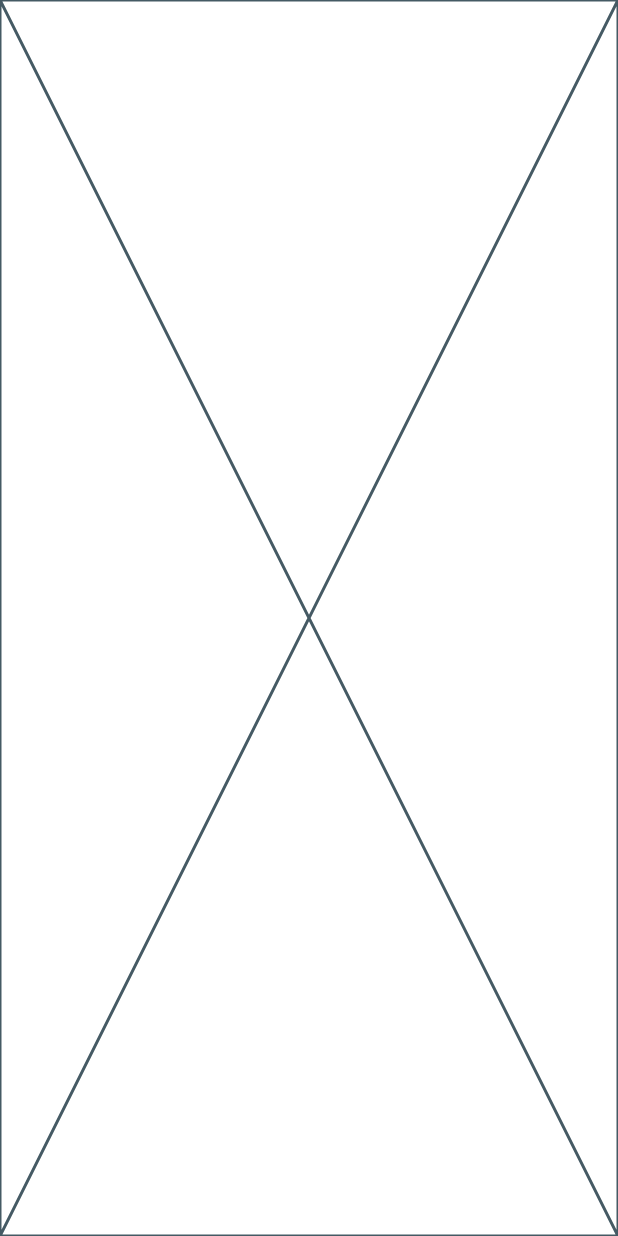
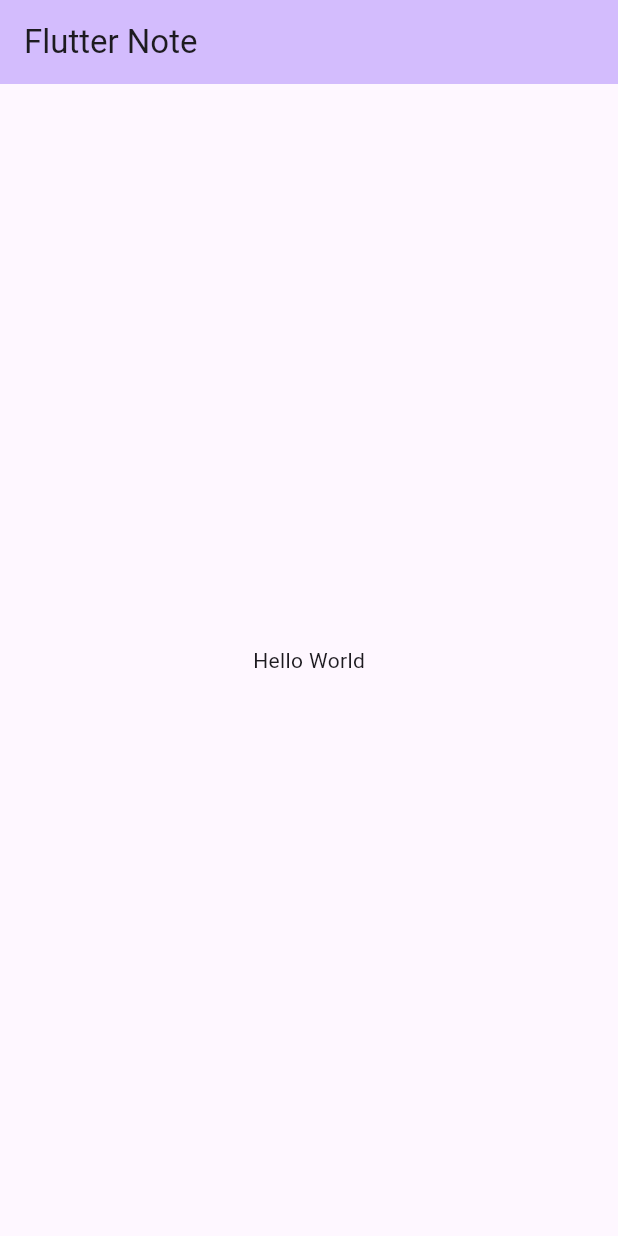
Before and after one commit to shinnkura/flutter_note, a Flutter app: the screen it shows after launch, on a phone screen of 412 x 824 dp. Run offline on Flutter 3.47's test engine with Material 2 defaults, Android fonts, the phone set to English and light mode, and no system bars.

Commit message:
ホーム画面と、レスポンシブのルートを作成

```diff
--- a/lib/main.dart
+++ b/lib/main.dart
@@ -1,10 +1,25 @@
 import 'package:flutter/material.dart';
-
-//　新規アプリを起動した際のデフォルトのコード
-// コメントアウトしないで、書いて
+import 'package:flutter_note/responsive/responsive.dart';
 
 void main() {
-  runApp(const MyApp());
+  runApp(const MyHome());
+}
+
+class MyHome extends StatelessWidget {
+  const MyHome({super.key});
+
+  @override
+  Widget build(BuildContext context) {
+    return MaterialApp(
+      title: 'Flutter Note',
+      initialRoute: '/',
+      routes: {
+        '/': (context) => MyApp(),
+        'responsive': (context) => Responsive(),
+        // '/second': (context) =>  SecondPage(),
+      },
+    );
+  }
 }
 
 class MyApp extends StatelessWidget {
@@ -12,6 +27,39 @@ class MyApp extends StatelessWidget {
 
   @override
   Widget build(BuildContext context) {
-    return const Placeholder();
+    return MaterialApp(
+      title: 'Flutter Note',
+      theme: ThemeData(
+        colorScheme: ColorScheme.fromSeed(seedColor: Colors.deepPurple),
+        useMaterial3: true,
+      ),
+      home: MyHomePage(),
+    );
   }
 }
+
+class MyHomePage extends StatelessWidget {
+  const MyHomePage({
+    super.key,
+  });
+
+  @override
+  Widget build(BuildContext context) {
+    return Scaffold(
+      appBar: AppBar(
+        backgroundColor: Theme.of(context).colorScheme.inversePrimary,
+        title: Text('Flutter Note'),
+      ),
+      body: Center(
+        child: Column(
+          mainAxisAlignment: MainAxisAlignment.center,
+          children: const <Widget>[
+            Text(
+              'Hello World',
+            ),
+          ],
+        ),
+      ),
+    );
+  }
+}
--- a/lib/responsive/main.dart
+++ b/lib/responsive/responsive.dart
@@ -1,14 +1,12 @@
-// ignore_for_file: prefer_const_constructors
-
 import 'package:flutter/material.dart';
 import 'homepage.dart';
 
 void main() {
-  runApp(const MyApp());
+  runApp(const Responsive());
 }
 
-class MyApp extends StatelessWidget {
-  const MyApp({Key? key}) : super(key: key);
+class Responsive extends StatelessWidget {
+  const Responsive({Key? key}) : super(key: key);
 
   @override
   Widget build(BuildContext context) {
```
Also changed, not shown: 1 other file.
